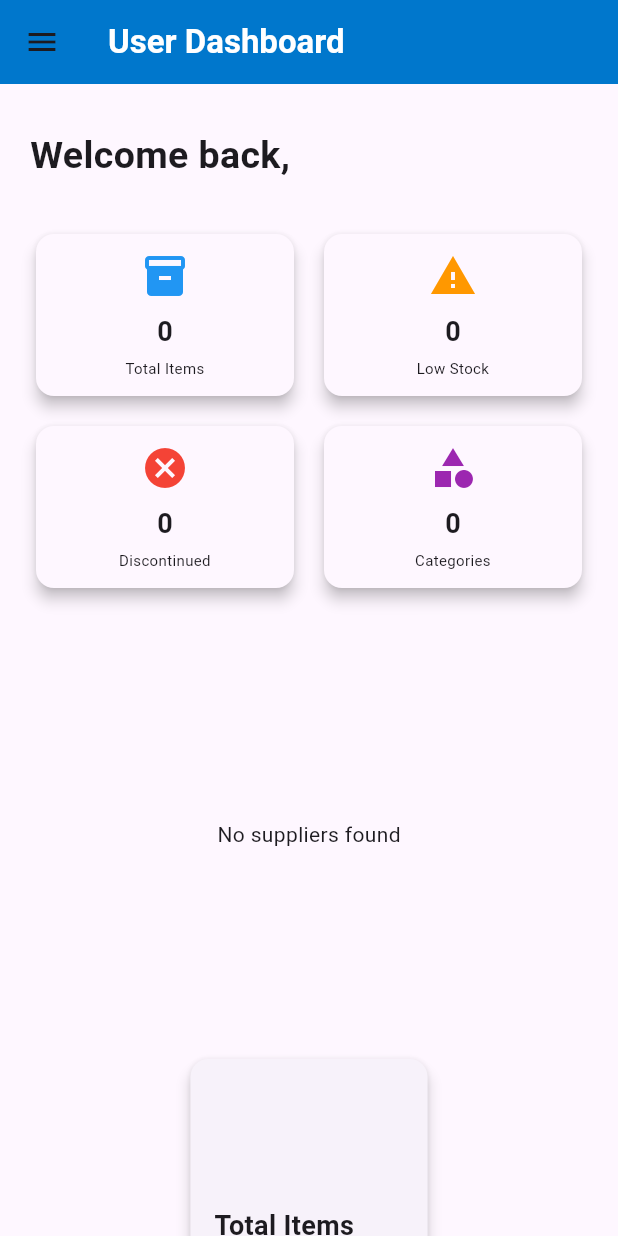
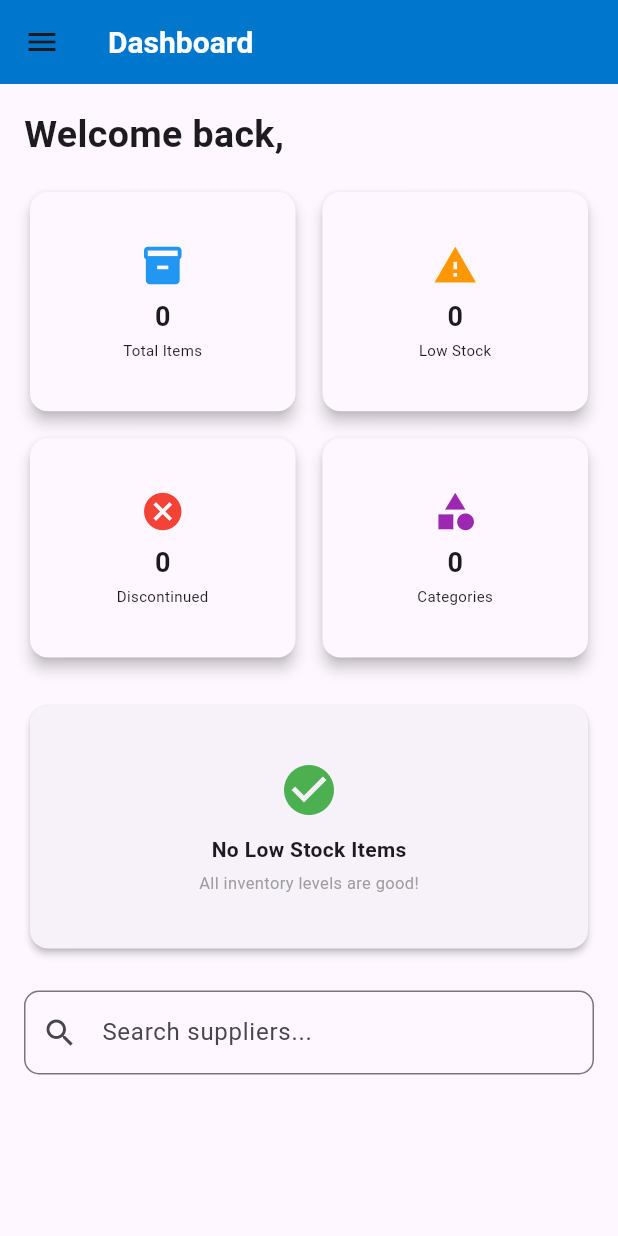
Before and after one commit to afiazu/FE-welcome-project, a Flutter app: the DashboardScreen screen opened by its route, on a phone screen of 412 x 824 dp. Run offline on Flutter 3.47's test engine with Material 3 defaults, Android fonts, the phone set to English and light mode, and no system bars; our stand-ins replace flutter_svg, go_router, shared_preferences; accounts and stored records are empty; network calls fail.

Commit message:
change layout

```diff
--- a/lib/util/dashboardBox.dart
+++ b/lib/util/dashboardBox.dart
@@ -25,8 +25,7 @@ class _DashboardBoxState extends State<DashboardBox> {
 
   @override
   Widget build(BuildContext context) {
-    return Expanded(
-      child: MouseRegion(
+    return MouseRegion(
       onEnter: (_) {
         setState(() {
           isHovering = true;
@@ -60,9 +59,9 @@ class _DashboardBoxState extends State<DashboardBox> {
                   Icon(
                     widget.icon,
                     color: widget.iconColor,
-                      size: 32,
+                    size: 30,
                   ),
-                    const SizedBox(height: 8),
+                  const SizedBox(height: 6),
                   Text(
                     widget.value,
                     style: const TextStyle(
@@ -70,7 +69,7 @@ class _DashboardBoxState extends State<DashboardBox> {
                       fontWeight: FontWeight.bold,
                     ),
                   ),
-                    const SizedBox(height: 4),
+                  const SizedBox(height: 2),
                   Text(
                     widget.title,
                     style: const TextStyle(
@@ -84,7 +83,6 @@ class _DashboardBoxState extends State<DashboardBox> {
           ),
         ),
       ),
-      ),
     );
   }
 }
--- a/lib/util/supplier_carousel.dart
+++ b/lib/util/supplier_carousel.dart
@@ -1,3 +1,4 @@
+/*
 import 'package:flutter/material.dart';
 import '../model/supplier.dart';
 
@@ -182,3 +183,4 @@ class _SupplierCarouselState extends State<SupplierCarousel> {
     );
   }
 }
+*/
--- a/lib/view/screens/dashboard.dart
+++ b/lib/view/screens/dashboard.dart
@@ -3,13 +3,13 @@ import 'package:welcome_project_fe/util/ColorConstants.dart';
 import 'package:welcome_project_fe/view/screens/inventory.dart';
 import '../../util/welcomeSection.dart';
 import '../../util/dashboardBox.dart';
-import '../../util/supplier_carousel.dart';
 import '../../util/info_panels.dart';
 import '../../model/supplier.dart';
 import '../../api_service.dart';
 import 'package:welcome_project_fe/util/MobileSideBar.dart';
 import 'package:welcome_project_fe/util/DesktopSideBar.dart';
 import 'package:shared_preferences/shared_preferences.dart';
+import 'package:go_router/go_router.dart';
 
 import '../../model/low_stock_item.dart';
 import '../../model/category.dart';
@@ -23,17 +23,27 @@ class DashboardScreen extends StatefulWidget {
 }
 
 class _DashboardScreenState extends State<DashboardScreen> {
-  String selectedCard = "Total Items";
+  String selectedCard = "Low Stock";
+
   bool _isLoading = true;
+  bool _isLoadingUser = true;
+
   String? _errorMessage;
-  bool _isLoadingUser = true;
-  String _username = 'Guest';
+  String _username = "Guest";
 
   List<Supplier> _suppliers = [];
+  List<Supplier> _filteredSuppliers = [];
+
   Map<String, dynamic> _dashboardStats = {};
+
   List<LowStockItem> _lowStockItems = [];
   List<LowStockItem> _discontinuedItems = [];
   List<Category> _categories = [];
+
+  String _searchQuery = "";
+  bool _showAllSuppliers = false;
+
+  int _initialDisplayCount = 6;
 
   @override
   void initState() {
@@ -49,20 +59,16 @@ class _DashboardScreenState extends State<DashboardScreen> {
     try {
       final prefs = await SharedPreferences.getInstance();
 
-      // Try to get username from SharedPreferences first
       String? savedUsername = prefs.getString('username');
 
       if (savedUsername != null) {
-        // Username found in SharedPreferences
         setState(() {
           _username = savedUsername;
           _isLoadingUser = false;
         });
-        print('Username loaded from SharedPreferences: $_username');
         return;
       }
 
-      // If no username in SharedPreferences, fall back to API call
       if (widget.userId == null) {
         setState(() {
           _isLoadingUser = false;
@@ -70,19 +76,15 @@ class _DashboardScreenState extends State<DashboardScreen> {
         return;
       }
 
-      // Fallback: Fetch from API
       final user = await ApiService.getUserById(widget.userId.toString());
 
-      // Save to SharedPreferences for next time
       await prefs.setString('username', user.username);
 
       setState(() {
         _username = user.username;
         _isLoadingUser = false;
       });
-
     } catch (e) {
-      print('Error fetching username: $e');
       setState(() {
         _isLoadingUser = false;
       });
@@ -95,9 +97,7 @@ class _DashboardScreenState extends State<DashboardScreen> {
       setState(() {
         _lowStockItems = items;
       });
-    } catch (e) {
-      print('Error fetching low stock items: $e');
-    }
+    } catch (_) {}
   }
 
   Future<void> _fetchDiscontinuedItems() async {
@@ -106,9 +106,7 @@ class _DashboardScreenState extends State<DashboardScreen> {
       setState(() {
         _discontinuedItems = items;
       });
-    } catch (e) {
-      print('Error fetching discontinued items: $e');
-    }
+    } catch (_) {}
   }
 
   Future<void> _fetchCategories() async {
@@ -117,9 +115,7 @@ class _DashboardScreenState extends State<DashboardScreen> {
       setState(() {
         _categories = categories;
       });
-    } catch (e) {
-      print('Error fetching categories: $e');
-    }
+    } catch (_) {}
   }
 
   Future<void> _fetchData() async {
@@ -136,6 +132,7 @@ class _DashboardScreenState extends State<DashboardScreen> {
 
       setState(() {
         _suppliers = results[0] as List<Supplier>;
+        _filteredSuppliers = _suppliers;
         _dashboardStats = results[1] as Map<String, dynamic>;
         _isLoading = false;
       });
@@ -153,28 +150,55 @@ class _DashboardScreenState extends State<DashboardScreen> {
     await _fetchLowStockItems();
     await _fetchDiscontinuedItems();
     await _fetchCategories();
+
+    setState(() {
+      _searchQuery = "";
+      _filteredSuppliers = _suppliers;
+      _showAllSuppliers = false;
+    });
+  }
+
+  void _searchSuppliers(String query) {
+    setState(() {
+      _searchQuery = query;
+
+      if (query.isEmpty) {
+        _filteredSuppliers = _suppliers;
+      } else {
+        _filteredSuppliers = _suppliers.where((supplier) {
+          return supplier.name.toLowerCase().contains(query.toLowerCase());
+        }).toList();
+      }
+    });
   }
 
   @override
   Widget build(BuildContext context) {
-    final double screenWidth = MediaQuery.of(context).size.width;
-    final bool isDesktop = screenWidth >= 800; // Standard desktop threshold
+    final screenWidth = MediaQuery.of(context).size.width;
+
+    final bool isDesktop = screenWidth >= 800;
     final bool isMobile = screenWidth < 600;
+
+    int displayedSuppliers = _showAllSuppliers
+        ? _filteredSuppliers.length
+        : _initialDisplayCount;
 
     return Scaffold(
       appBar: AppBar(
         backgroundColor: ColorConstants.ubtsBlue,
         automaticallyImplyLeading: !isDesktop,
-        elevation: 0,
         title: const Text(
-          'User Dashboard',
-          style: TextStyle(color: Colors.white, fontWeight: FontWeight.bold),
+          "Dashboard",
+          style: TextStyle(
+            color: Colors.white,
+            fontWeight: FontWeight.bold,
+            fontSize: 20,
+          ),
         ),
       ),
       drawer: isDesktop ? null : const Mobilesidebar(),
       body: Stack(
         children: [
-          // Main
           Positioned.fill(
             child: Padding(
               padding: EdgeInsets.only(left: isDesktop ? 70 : 0),
@@ -182,39 +206,35 @@ class _DashboardScreenState extends State<DashboardScreen> {
                 onRefresh: _refreshData,
                 child: SingleChildScrollView(
                   physics: const AlwaysScrollableScrollPhysics(),
-                  padding: const EdgeInsets.all(20),
+                  padding: const EdgeInsets.all(16),
                   child: Column(
                     crossAxisAlignment: CrossAxisAlignment.start,
                     children: [
-                      Container(
-                        width: double.infinity,
-                        padding: const EdgeInsets.symmetric(vertical: 10),
-                        child: _isLoadingUser
+                      _isLoadingUser
                           ? const LinearProgressIndicator()
                           : WelcomeSection(userName: _username),
-                      ),
 
-                      const SizedBox(height: 20),
+                      const SizedBox(height: 16),
 
                       _isLoading
                           ? const Center(child: CircularProgressIndicator())
-                          : (isMobile
-                              ? _buildMobileDashboardBoxes()
-                              : _buildDesktopDashboardBoxes()),
+                          : _buildStatsGrid(isMobile),
 
-                      const SizedBox(height: 30),
+                      const SizedBox(height: 24),
 
-                      isMobile ? _buildMobileLayout() : _buildDesktopLayout(),
+                      _buildRightPanel(),
 
-                      const SizedBox(height: 100),
+                      const SizedBox(height: 24),
+
+                      _buildSupplierSection(displayedSuppliers),
+
+                      const SizedBox(height: 60),
                     ],
                   ),
                 ),
               ),
             ),
           ),
-
-          // Desktop Sidebar
           if (isDesktop)
             const Positioned(
               left: 0,
@@ -227,8 +247,14 @@ class _DashboardScreenState extends State<DashboardScreen> {
     );
   }
 
-  Widget _buildDesktopDashboardBoxes() {
-    return Row(
+  Widget _buildStatsGrid(bool isMobile) {
+    return GridView.count(
+      shrinkWrap: true,
+      physics: const NeverScrollableScrollPhysics(),
+      crossAxisCount: isMobile ? 2 : 4,
+      crossAxisSpacing: 10,
+      mainAxisSpacing: 10,
+      childAspectRatio: isMobile ? 1.2 : 1.6,
       children: [
         DashboardBox(
           title: 'Total Items',
@@ -236,10 +262,9 @@ class _DashboardScreenState extends State<DashboardScreen> {
           icon: Icons.inventory,
           iconColor: Colors.blue,
           onTap: () {
-            Navigator.push(context, MaterialPageRoute(builder: (context) => const InventoryScreen()));
-          },
+            context.go('/inventory');
+          }
         ),
-        const SizedBox(width: 12),
         DashboardBox(
           title: 'Low Stock',
           value: _dashboardStats['lowStock']?.toString() ?? '0',
@@ -247,7 +272,6 @@ class _DashboardScreenState extends State<DashboardScreen> {
           iconColor: Colors.orange,
           onTap: () => _updatePanel('Low Stock'),
         ),
-        const SizedBox(width: 12),
         DashboardBox(
           title: 'Discontinued',
           value: _discontinuedItems.length.toString(),
@@ -255,7 +279,6 @@ class _DashboardScreenState extends State<DashboardScreen> {
           iconColor: Colors.red,
           onTap: () => _updatePanel('Discontinued'),
         ),
-        const SizedBox(width: 12),
         DashboardBox(
           title: 'Categories',
           value: _dashboardStats['categories']?.toString() ?? '0',
@@ -267,121 +290,113 @@ class _DashboardScreenState extends State<DashboardScreen> {
     );
   }
 
-  // mobile 2x2
-  Widget _buildMobileDashboardBoxes() {
+  Widget _buildSupplierSection(int displayedSuppliers) {
     return Column(
+      crossAxisAlignment: CrossAxisAlignment.start,
       children: [
-        Row(
-          children: [
-            DashboardBox(
-              title: 'Total Items',
-              value: _dashboardStats['totalItems']?.toString() ?? '0',
-              icon: Icons.inventory,
-              iconColor: Colors.blue,
-              onTap: () {
-                Navigator.push(context, MaterialPageRoute(builder: (context) => const InventoryScreen()));
+        TextField(
+          decoration: InputDecoration(
+            hintText: 'Search suppliers...',
+            prefixIcon: const Icon(Icons.search),
+            border: OutlineInputBorder(borderRadius: BorderRadius.circular(10)),
+          ),
+          onChanged: _searchSuppliers,
+        ),
+
+        const SizedBox(height: 12),
+
+        _buildSupplierGrid(displayedSuppliers),
+
+        if (_filteredSuppliers.length > _initialDisplayCount)
+          Padding(
+            padding: const EdgeInsets.symmetric(vertical: 12),
+            child: Center(
+              child: TextButton.icon(
+                onPressed: () {
+                  setState(() {
+                    _showAllSuppliers = !_showAllSuppliers;
+                  });
                 },
+                icon: Icon(
+                  _showAllSuppliers
+                      ? Icons.keyboard_arrow_up
+                      : Icons.keyboard_arrow_down,
                 ),
-            const SizedBox(width: 12),
-            DashboardBox(
-              title: 'Low Stock',
-              value: _dashboardStats['lowStock']?.toString() ?? '0',
-              icon: Icons.warning,
-              iconColor: Colors.orange,
-              onTap: () => _updatePanel('Low Stock'),
+                label: Text(
+                  _showAllSuppliers
+                      ? "Show Less"
+                      : "Show More (${_filteredSuppliers.length - _initialDisplayCount})",
                 ),
-          ],
               ),
-        const SizedBox(height: 12),
-        Row(
-          children: [
-            DashboardBox(
-              title: 'Discontinued',
-              value: _discontinuedItems.length.toString(),
-              icon: Icons.cancel,
-              iconColor: Colors.red,
-              onTap: () => _updatePanel('Discontinued'),
             ),
-            const SizedBox(width: 12),
-            DashboardBox(
-              title: 'Categories',
-              value: _dashboardStats['categories']?.toString() ?? '0',
-              icon: Icons.category,
-              iconColor: Colors.purple,
-              onTap: () => _updatePanel('Categories'),
-            ),
-          ],
           ),
       ],
     );
   }
 
-  // left right
-  Widget _buildDesktopLayout() {
-    return SizedBox(
-      height: 260,
-      child: Row(
+  Widget _buildSupplierGrid(int itemCount) {
+    final screenWidth = MediaQuery.of(context).size.width;
+
+    int crossAxisCount;
+
+    if (screenWidth < 600) {
+      crossAxisCount = 1;
+    } else if (screenWidth < 900) {
+      crossAxisCount = 2;
+    } else if (screenWidth < 1200) {
+      crossAxisCount = 3;
+    } else {
+      crossAxisCount = 4;
+    }
+
+    return GridView.builder(
+      shrinkWrap: true,
+      physics: const NeverScrollableScrollPhysics(),
+      itemCount: itemCount > _filteredSuppliers.length
+          ? _filteredSuppliers.length
+          : itemCount,
+      gridDelegate: SliverGridDelegateWithFixedCrossAxisCount(
+        crossAxisCount: crossAxisCount,
+        crossAxisSpacing: 12,
+        mainAxisSpacing: 12,
+        childAspectRatio: 1.8,
+      ),
+      itemBuilder: (context, index) {
+        final supplier = _filteredSuppliers[index];
+        return _buildSupplierCard(supplier);
+      },
+    );
+  }
+
+  Widget _buildSupplierCard(Supplier supplier) {
+    return Card(
+      elevation: 2,
+      shape: RoundedRectangleBorder(borderRadius: BorderRadius.circular(12)),
+      child: Padding(
+        padding: const EdgeInsets.all(10),
+        child: Column(
+          crossAxisAlignment: CrossAxisAlignment.start,
           children: [
-          Expanded(
-            child: _buildSupplierSection(),
+            Text(
+              supplier.name,
+              style: const TextStyle(fontSize: 13, fontWeight: FontWeight.bold),
             ),
-          const SizedBox(width: 16),
-          Expanded(
-            child: _buildRightPanel(),
+            const SizedBox(height: 6),
+            Text(
+              "Phone: ${supplier.phone}",
+              style: const TextStyle(fontSize: 11),
+            ),
+            Text(
+              "Email: ${supplier.email}",
+              style: const TextStyle(fontSize: 11),
+            ),
+            Text(
+              "Address: ${supplier.address}",
+              style: const TextStyle(fontSize: 11),
             ),
           ],
         ),
-    );
-  }
-
-  // up down
-  Widget _buildMobileLayout() {
-    return Column(
-      children: [
-        SizedBox(
-          height: 260,
-          child: _buildSupplierSection(),
       ),
-        const SizedBox(height: 16),
-        SizedBox(
-          height: 260,
-          child: _buildRightPanel(),
-        ),
-      ],
-    );
-  }
-
-  Widget _buildSupplierSection() {
-    if (_errorMessage != null) {
-      return Center(
-        child: Column(
-          mainAxisAlignment: MainAxisAlignment.center,
-          children: [
-            Icon(Icons.error_outline, size: 48, color: Colors.red),
-            const SizedBox(height: 8),
-            Text('Error: $_errorMessage'),
-            const SizedBox(height: 8),
-            ElevatedButton(
-              onPressed: _fetchData,
-              child: const Text('Retry'),
-            ),
-          ],
-        ),
-      );
-    }
-
-    if (_isLoading) {
-      return const Center(child: CircularProgressIndicator());
-    }
-
-    if (_suppliers.isEmpty) {
-      return const Center(
-        child: Text('No suppliers found'),
-      );
-    }
-
-    return SupplierCarousel(
-      suppliers: _suppliers,
     );
   }
 
@@ -392,48 +407,31 @@ class _DashboardScreenState extends State<DashboardScreen> {
   }
 
   Widget _buildRightPanel() {
-    switch (selectedCard) {
-      case 'Low Stock':
-        return LowStockPanel(lowStockItems: _lowStockItems);
-
-      case 'Discontinued':
-        return DiscontinuedPanel(discontinuedItems: _discontinuedItems);
-
-      case 'Categories':
-        return CategoriesPanel(categories: _categories);
-
-      default:
-        return _infoBox(
-          "Total Items",
-          "${_dashboardStats['totalItems'] ?? 0} items in inventory"
-        );
-    }
-  }
-
-  Widget _infoBox(String title, String content) {
-    return Card(
-      elevation: 4,
-      shape: RoundedRectangleBorder(
-        borderRadius: BorderRadius.circular(12),
+    return Container(
+      constraints: BoxConstraints(
+        maxHeight: 400, // Limit the height of the right panel
       ),
+      child: Card(
+        elevation: 2,
+        shape: RoundedRectangleBorder(borderRadius: BorderRadius.circular(12)),
         child: Padding(
           padding: const EdgeInsets.all(16),
-        child: Column(
-          crossAxisAlignment: CrossAxisAlignment.start,
-          mainAxisAlignment: MainAxisAlignment.center,
-          children: [
-            Text(
-              title,
-              style: const TextStyle(
-                fontSize: 18,
-                fontWeight: FontWeight.bold,
-              ),
-            ),
-            const SizedBox(height: 10),
-            Text(content),
-          ],
+          child: SingleChildScrollView(child: _getPanelContent()),
         ),
       ),
     );
   }
+
+  Widget _getPanelContent() {
+    switch (selectedCard) {
+      case 'Low Stock':
+        return LowStockPanel(lowStockItems: _lowStockItems);
+      case 'Discontinued':
+        return DiscontinuedPanel(discontinuedItems: _discontinuedItems);
+      case 'Categories':
+        return CategoriesPanel(categories: _categories);
+      default:
+        return LowStockPanel(lowStockItems: _lowStockItems);
     }
+  }
+}
```
Also changed, not shown: lib/util/info_panels.dart (+196 -149 lines). Lines whose indentation alone changed are shown as unchanged.
